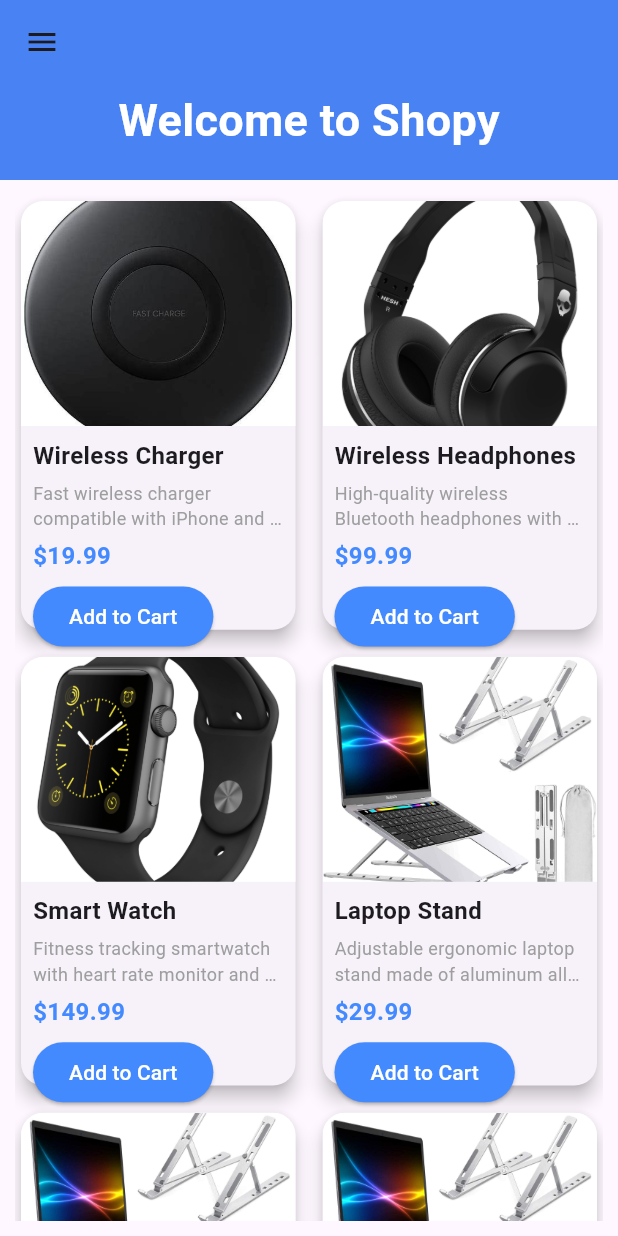
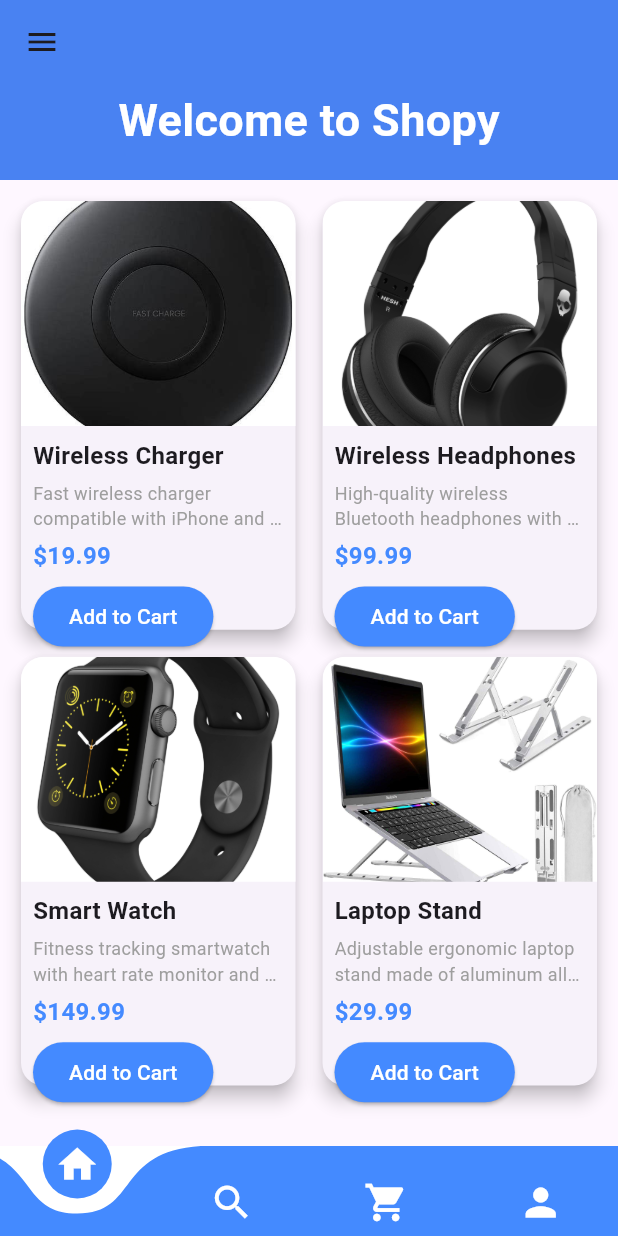
Before and after one commit to NabilaAwad/Task5, a Flutter app: the Mainscreen screen opened directly, on a phone screen of 412 x 824 dp. Run offline on Flutter 3.47's test engine with Material 3 defaults, Android fonts, the phone set to English and light mode, and no system bars; drawn by our look-alikes of curved_navigation_bar; our stand-ins replace get.

Commit message:
Initial commit

```diff
--- a/lib/app/modules/home/bindings/home_binding.dart
+++ b/lib/app/modules/home/bindings/home_binding.dart
@@ -8,6 +8,5 @@
     Get.lazyPut<HomeController>(
       () => HomeController(),
     );
-
   }
 }
--- a/lib/app/modules/home/views/mainScreen.dart
+++ b/lib/app/modules/home/views/mainScreen.dart
@@ -1,53 +1,32 @@
 import 'package:flutter/material.dart';
 import 'package:get/get.dart';
+import 'package:curved_navigation_bar/curved_navigation_bar.dart';
 import 'package:task5/app/modules/home/views/Cart.dart';
 import 'package:task5/app/modules/home/views/product_detailes.dart';
+import 'package:task5/app/modules/home/views/profile.dart';
 import 'package:task5/app/modules/home/views/responsiveWidgets.dart';
+import 'package:task5/app/modules/home/views/settings.dart';
 
-class Mainscreen extends StatelessWidget {
+class Mainscreen extends StatefulWidget {
+  @override
+  State<Mainscreen> createState() => _MainscreenState();
+}
+
+class _MainscreenState extends State<Mainscreen> {
   final List<Product> products = [
-    Product(
-      'Wireless Charger',
-      'Fast wireless charger compatible with iPhone and Android devices.',
-      19.99,
-      'images/th.jpg',
-    ),
-    Product(
-      'Wireless Headphones',
-      'High-quality wireless Bluetooth headphones with noise-cancelling feature.',
-      99.99,
-      'images/R (1).jpg',
-    ),
-    Product(
-      'Smart Watch',
-      'Fitness tracking smartwatch with heart rate monitor and GPS.',
-      149.99,
-      'images/9.jpg',
-    ),
-    Product(
-      'Laptop Stand',
-      'Adjustable ergonomic laptop stand made of aluminum alloy.',
-      29.99,
-      'images/10.jpg',
-    ),
-    Product(
-      'Laptop Stand',
-      'Adjustable ergonomic laptop stand made of aluminum alloy.',
-      29.99,
-      'images/10.jpg',
-    ),
-    Product(
-      'Laptop Stand',
-      'Adjustable ergonomic laptop stand made of aluminum alloy.',
-      29.99,
-      'images/10.jpg',
-    ),
-    Product(
-      'Laptop Stand',
-      'Adjustable ergonomic laptop stand made of aluminum alloy.',
-      29.99,
-      'images/10.jpg',
-    ),
+    Product('Wireless Charger', 'Fast wireless charger compatible with iPhone and Android devices.', 19.99, 'images/th.jpg'),
+    Product('Wireless Headphones', 'High-quality wireless Bluetooth headphones with noise-cancelling feature.', 99.99, 'images/R (1).jpg'),
+    Product('Smart Watch', 'Fitness tracking smartwatch with heart rate monitor and GPS.', 149.99, 'images/9.jpg'),
+    Product('Laptop Stand', 'Adjustable ergonomic laptop stand made of aluminum alloy.', 29.99, 'images/10.jpg'),
+  ];
+
+  int _currentIndex = 0;
+
+  final List<Widget> _pages = [
+    MainscreenBody(),
+    Settings(),
+    MyCart(),
+    Profile(),
   ];
 
   @override
@@ -93,37 +72,81 @@
             ListTile(
               leading: Icon(Icons.home),
               title: Text('Home'),
-              onTap: (){Get.to(()=>Mainscreen());},
+              onTap: () {
+                setState(() {
+                  _currentIndex = 0;
+                  Navigator.pop(context); // Close drawer
+                });
+              },
             ),
             ListTile(
               leading: Icon(Icons.person),
               title: Text('Profile'),
+              onTap: () {
+                setState(() {
+                  _currentIndex = 3;
+                  Navigator.pop(context); // Close drawer
+                });
+              },
             ),
             ListTile(
               leading: Icon(Icons.shopping_cart),
               title: Text('Cart'),
-              onTap: (){Get.to(()=>MyCart());},
+              onTap: () {
+                setState(() {
+                  _currentIndex = 2;
+                  Navigator.pop(context); // Close drawer
+                });
+              },
             ),
             ListTile(
               leading: Icon(Icons.settings),
               title: Text('Settings'),
-            ),
-            ListTile(
-              leading: Icon(Icons.brightness_6),
-              title: Text('Theme'),
-            ),
-            ListTile(
-              leading: Icon(Icons.language),
-              title: Text('Language'),
-            ),
-            ListTile(
-              leading: Icon(Icons.logout),
-              title: Text('Log out'),
+              onTap: () {
+                setState(() {
+                  _currentIndex = 1;
+                  Navigator.pop(context); // Close drawer
+                });
+              },
             ),
           ],
         ),
       ),
-      body: Padding(
+      body: _pages[_currentIndex],
+
+      bottomNavigationBar: CurvedNavigationBar(
+        backgroundColor: Colors.white,
+        color: Colors.blueAccent,
+        height: 60,
+        items: <Widget>[
+          Icon(Icons.home, size: 30, color: Colors.white),
+          Icon(Icons.search, size: 30, color: Colors.white),
+          Icon(Icons.shopping_cart, size: 30, color: Colors.white),
+          Icon(Icons.person, size: 30, color: Colors.white),
+        ],
+        index: _currentIndex,
+        onTap: (index) {
+          setState(() {
+            _currentIndex = index;
+          });
+        },
+      ),
+    );
+  }
+}
+
+
+class MainscreenBody extends StatelessWidget {
+  final List<Product> products = [
+    Product('Wireless Charger', 'Fast wireless charger compatible with iPhone and Android devices.', 19.99, 'images/th.jpg'),
+    Product('Wireless Headphones', 'High-quality wireless Bluetooth headphones with noise-cancelling feature.', 99.99, 'images/R (1).jpg'),
+    Product('Smart Watch', 'Fitness tracking smartwatch with heart rate monitor and GPS.', 149.99, 'images/9.jpg'),
+    Product('Laptop Stand', 'Adjustable ergonomic laptop stand made of aluminum alloy.', 29.99, 'images/10.jpg'),
+  ];
+
+  @override
+  Widget build(BuildContext context) {
+    return Padding(
       padding: const EdgeInsets.all(10.0),
       child: GridView.builder(
         gridDelegate: SliverGridDelegateWithFixedCrossAxisCount(
@@ -203,7 +226,6 @@
           );
         },
       ),
-      ),
     );
   }
 }
--- a/lib/app/modules/home/views/onboarding_screens.dart
+++ b/lib/app/modules/home/views/onboarding_screens.dart
@@ -3,6 +3,7 @@
 import 'package:get/get_core/src/get_main.dart';
 import 'package:task5/app/modules/home/views/responsiveWidgets.dart';
 
+import 'login.dart';
 import 'mainScreen.dart';
 
 class OnBoardingScreens extends StatefulWidget {
@@ -61,7 +62,7 @@
             child: FloatingActionButton(
               onPressed: () {
                 if (currentPage == 2) {
-                 Get.to(()=>Mainscreen());
+                 Get.to(()=>Login());
                 } else {
                   pageController.nextPage(
                     duration: Duration(milliseconds: 300),
--- a/lib/app/routes/app_pages.dart
+++ b/lib/app/routes/app_pages.dart
@@ -2,6 +2,7 @@
 
 import '../modules/home/bindings/home_binding.dart';
 import '../modules/home/views/home_view.dart';
+import '../modules/home/views/login.dart';
 import '../modules/home/views/mainScreen.dart';
 import '../modules/home/views/onboarding_screens.dart';
 part 'app_routes.dart';
--- a/pubspec.yaml
+++ b/pubspec.yaml
@@ -38,6 +38,7 @@
   get_storage: ^2.1.1
   get_cli: ^1.8.1
   get: ^4.6.6
+  curved_navigation_bar: ^1.0.6
 
 dev_dependencies:
   flutter_test:
```
Also changed, not shown: lib/app/modules/home/views/login.dart (added, +161 -0 lines), lib/app/modules/home/views/profile.dart (added, +21 -0 lines), lib/app/modules/home/views/settings.dart (added, +21 -0 lines), lib/app/modules/home/views/signup.dart (added, +200 -0 lines), pubspec.lock, 1 other file. Lines whose indentation alone changed are shown as unchanged.
